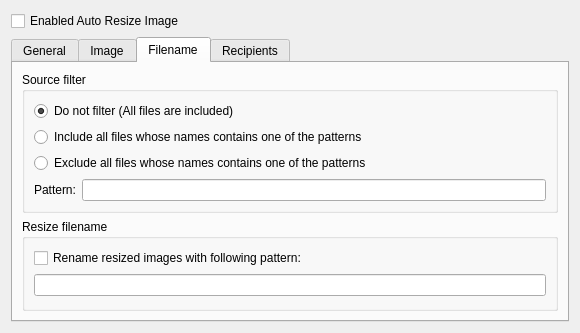
First picture: the form in messagecomposer/imagescaling/imagescalingwidget.ui, repository KDE/kdepim, before the edit.
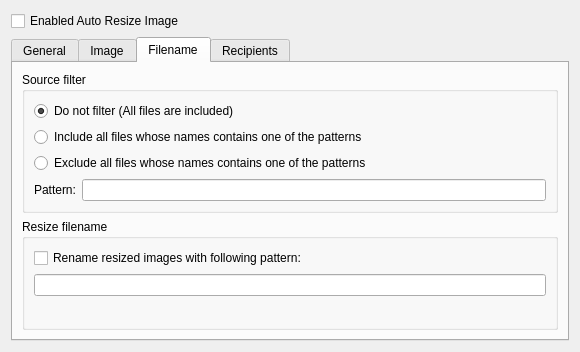
Second picture: the form after the edit. The open tabs and pages were chosen to show the change. Custom widgets are drawn as their Qt base class.

Diff of the .ui file:
```diff
--- a/messagecomposer/imagescaling/imagescalingwidget.ui
+++ b/messagecomposer/imagescaling/imagescalingwidget.ui
@@ -330,6 +330,13 @@
           <item>
            <widget class="QLineEdit" name="renameResizedImagePattern"/>
           </item>
+          <item>
+           <widget class="QLabel" name="help">
+            <property name="text">
+             <string/>
+            </property>
+           </widget>
+          </item>
           <item>
            <spacer name="verticalSpacer_3">
             <property name="orientation">
```
Left out of the diff: 2 changed lines with no effect on the pictures.
